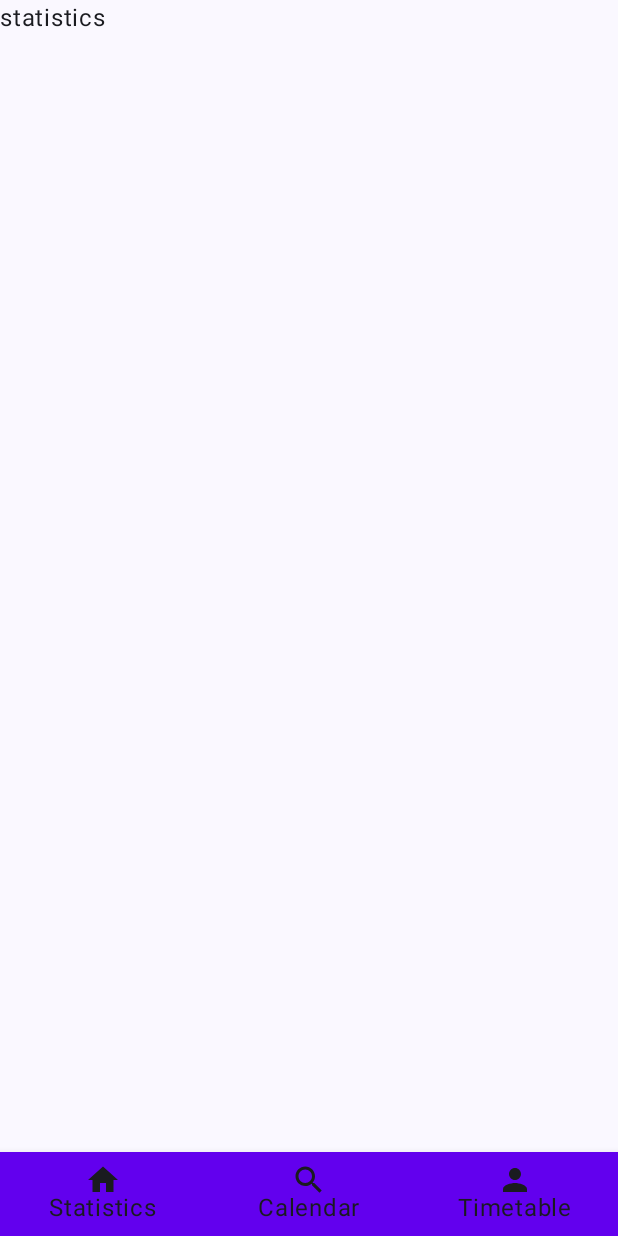
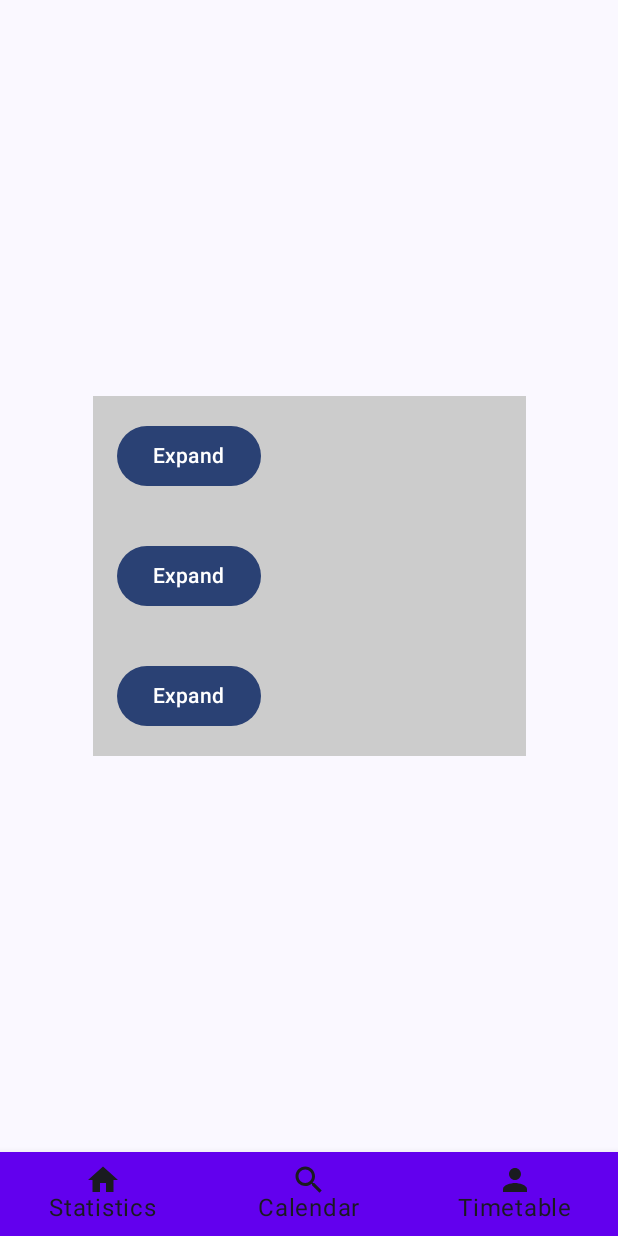
Before and after one commit to BogdanDohtarenko/PetEmotions, an Android app built with Jetpack Compose: the Statistics screen opened through its navigation route, on a phone screen of 412 x 824 dp. Run offline under Robolectric (Android 15) with nearby library versions, the phone set to English and light mode, and no system bars; our stand-ins replace accompanist; libraries missing offline, so code that uses them is left out: com.google.accompanist.navigation.

Commit message:
FoldableBox for statistics screen

```diff
--- a/app/src/main/java/com/ideasapp/petemotions/domain/repositories/CalendarRepository.kt
+++ b/app/src/main/java/com/ideasapp/petemotions/domain/repositories/CalendarRepository.kt
@@ -14,4 +14,3 @@ interface CalendarRepository {
         dayItemInfo:DayItemInfo
     )
 }
-//TODO
--- a/app/src/main/java/com/ideasapp/petemotions/domain/use_case/calendar/AddDayItemUseCase.kt
+++ b/app/src/main/java/com/ideasapp/petemotions/domain/use_case/calendar/AddDayItemUseCase.kt
@@ -13,4 +13,3 @@ class AddDayItemUseCase  @Inject constructor(
         repository.addDayItemInfo(dayItemInfo)
     }
 }
-//TODO
--- a/app/src/main/java/com/ideasapp/petemotions/domain/use_case/calendar/EditDayItemUseCase.kt
+++ /dev/null
@@ -1,4 +0,0 @@
-package com.ideasapp.petemotions.domain.use_case.calendar
-
-class EditDayItemUseCase {}
-//TODO delete all unnecessary use cases
--- a/app/src/main/java/com/ideasapp/petemotions/presentation/activity/MainActivity.kt
+++ b/app/src/main/java/com/ideasapp/petemotions/presentation/activity/MainActivity.kt
@@ -16,6 +16,7 @@ import dagger.hilt.android.AndroidEntryPoint
 //TODO
 // 1.custom theme
 // 2.notifications with timetable
+// 3.PERSONAL TIPS
 @AndroidEntryPoint
 class MainActivity : ComponentActivity() {
 
--- /dev/null
+++ b/app/src/main/java/com/ideasapp/petemotions/presentation/ui/reusableElements/FoldableBox.kt
@@ -0,0 +1,51 @@
+package com.ideasapp.petemotions.presentation.ui.reusableElements
+
+import androidx.compose.animation.AnimatedVisibility
+import androidx.compose.animation.fadeIn
+import androidx.compose.animation.fadeOut
+import androidx.compose.foundation.background
+import androidx.compose.foundation.layout.Box
+import androidx.compose.foundation.layout.Column
+import androidx.compose.foundation.layout.fillMaxWidth
+import androidx.compose.foundation.layout.padding
+import androidx.compose.material3.Button
+import androidx.compose.material3.Text
+import androidx.compose.runtime.Composable
+import androidx.compose.runtime.mutableStateOf
+import androidx.compose.runtime.remember
+import androidx.compose.runtime.getValue
+import androidx.compose.runtime.setValue
+import androidx.compose.ui.Modifier
+import androidx.compose.ui.graphics.Color
+import androidx.compose.ui.unit.dp
+
+@Composable
+fun FoldableBox(
+    contentForBox: @Composable () -> Unit,
+) {
+    var isExpanded by remember { mutableStateOf(false) }
+
+    Box(
+        modifier = Modifier
+            .background(Color.LightGray)
+    ) {
+        Column(modifier = Modifier
+            .fillMaxWidth()
+            .padding(16.dp)) {
+            Button(onClick = { isExpanded = !isExpanded }) {
+                Text(if (isExpanded) "Collapse" else "Expand")
+            }
+            AnimatedVisibility(
+                visible = isExpanded,
+                enter = fadeIn(),
+                exit = fadeOut()
+            ) {
+                Column(modifier = Modifier.padding(top = 8.dp)) {
+                    contentForBox()
+                }
+            }
+        }
+    }
+
+
+}
--- a/app/src/main/java/com/ideasapp/petemotions/presentation/ui/screens/screen_containers/MainScreen.kt
+++ b/app/src/main/java/com/ideasapp/petemotions/presentation/ui/screens/screen_containers/MainScreen.kt
@@ -5,23 +5,21 @@ import androidx.compose.foundation.layout.Column
 import androidx.compose.foundation.layout.navigationBarsPadding
 import androidx.compose.foundation.layout.padding
 import androidx.compose.material3.Scaffold
-import androidx.compose.material3.Text
 import androidx.compose.runtime.Composable
 import androidx.compose.runtime.collectAsState
+import androidx.compose.runtime.getValue
 import androidx.compose.ui.Modifier
 import androidx.compose.ui.unit.dp
 import androidx.navigation.compose.rememberNavController
+import com.ideasapp.petemotions.presentation.navigation.NavItem
 import com.ideasapp.petemotions.presentation.ui.reusableElements.BottomNavigationBar
 import com.ideasapp.petemotions.presentation.ui.reusableElements.NavigationHost
 import com.ideasapp.petemotions.presentation.ui.screens.calendar.CalendarScreen
-import com.ideasapp.petemotions.presentation.viewModels.CalendarViewModel
-import androidx.compose.runtime.getValue
-import androidx.lifecycle.viewmodel.compose.viewModel
-import androidx.paging.compose.collectAsLazyPagingItems
-import com.ideasapp.petemotions.presentation.navigation.NavItem
 import com.ideasapp.petemotions.presentation.ui.screens.calendar.DayInfoEdit
+import com.ideasapp.petemotions.presentation.ui.screens.statistics.StatisticsScreen
 import com.ideasapp.petemotions.presentation.ui.screens.timetable.FullTimetableScreen
 import com.ideasapp.petemotions.presentation.util.toJson
+import com.ideasapp.petemotions.presentation.viewModels.CalendarViewModel
 import com.ideasapp.petemotions.presentation.viewModels.TimetableViewModel
 
 @Composable
@@ -46,7 +44,9 @@ fun MainScreen(
             //Set nav graph
             NavigationHost(
                 navController = navController,
-                statisticsScreenContent = { Text("statistics")}, //TODO PERSONAL TIPS
+                statisticsScreenContent = {
+                    StatisticsScreen()
+                },
                 calendarScreenContent = {
                     CalendarScreen(
                         uiState = uiState,
--- /dev/null
+++ b/app/src/main/java/com/ideasapp/petemotions/presentation/ui/screens/statistics/StatisticsScreen.kt
@@ -0,0 +1,55 @@
+package com.ideasapp.petemotions.presentation.ui.screens.statistics
+
+import androidx.compose.foundation.layout.Box
+import androidx.compose.foundation.layout.Column
+import androidx.compose.foundation.layout.fillMaxSize
+import androidx.compose.foundation.layout.fillMaxWidth
+import androidx.compose.material3.Text
+import androidx.compose.runtime.Composable
+import androidx.compose.ui.Alignment
+import androidx.compose.ui.Modifier
+import com.ideasapp.petemotions.presentation.ui.reusableElements.FoldableBox
+
+@Composable
+fun StatisticsScreen() {
+    Box(
+        modifier = Modifier.fillMaxSize(),
+        contentAlignment = Alignment.Center
+    ) {
+        Column(
+            horizontalAlignment = Alignment.CenterHorizontally,
+            modifier = Modifier.fillMaxWidth(0.7f)
+        ) {
+            FoldableBox(
+                contentForBox = {
+                    Box(
+                        contentAlignment = Alignment.Center,
+                        modifier = Modifier.fillMaxWidth()
+                    ) {
+                        Text("plot")
+                    }
+                }
+            )
+            FoldableBox(
+                contentForBox = {
+                    Box(
+                        contentAlignment = Alignment.Center,
+                        modifier = Modifier.fillMaxWidth()
+                    ) {
+                        Text("plot")
+                    }
+                }
+            )
+            FoldableBox(
+                contentForBox = {
+                    Box(
+                        contentAlignment = Alignment.Center,
+                        modifier = Modifier.fillMaxWidth()
+                    ) {
+                        Text("plot")
+                    }
+                }
+            )
+        }
+    }
+}
```
Also changed, not shown: app/src/main/java/com/ideasapp/petemotions/presentation/ui/reusableElements/StandardBox.kt (added, +7 -0 lines), app/src/main/java/com/ideasapp/petemotions/presentation/ui/screens/timetable/EditTimetableDialog.kt (+6 -5 lines).
